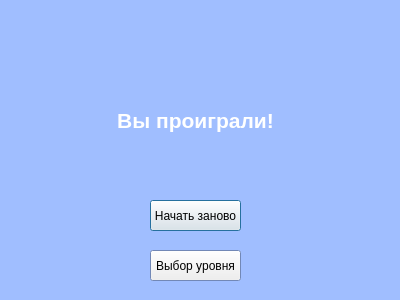
Before: the Qt Designer form cookies1/youlosewindow.ui in ddzhambekova/dzhambekova_d_o, drawn with Qt 5.
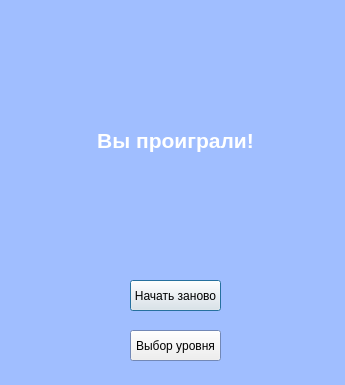
After: the same form once the commit is applied.

Patch:
```diff
--- a/cookies1/youlosewindow.ui
+++ b/cookies1/youlosewindow.ui
@@ -6,8 +6,8 @@
    <rect>
     <x>0</x>
     <y>0</y>
-    <width>400</width>
-    <height>300</height>
+    <width>345</width>
+    <height>385</height>
    </rect>
   </property>
   <property name="palette">
@@ -80,8 +80,8 @@
   <widget class="QPushButton" name="restartButton">
    <property name="geometry">
     <rect>
-     <x>150</x>
-     <y>200</y>
+     <x>130</x>
+     <y>280</y>
      <width>91</width>
      <height>31</height>
     </rect>
@@ -93,8 +93,8 @@
   <widget class="QPushButton" name="backToChooseButton">
    <property name="geometry">
     <rect>
-     <x>150</x>
-     <y>250</y>
+     <x>130</x>
+     <y>330</y>
      <width>91</width>
      <height>31</height>
     </rect>
@@ -106,8 +106,8 @@
   <widget class="QLabel" name="label">
    <property name="geometry">
     <rect>
-     <x>90</x>
-     <y>70</y>
+     <x>70</x>
+     <y>90</y>
      <width>211</width>
      <height>101</height>
     </rect>
```
Left out of the diff: 2 changed lines with no effect on the pictures.
